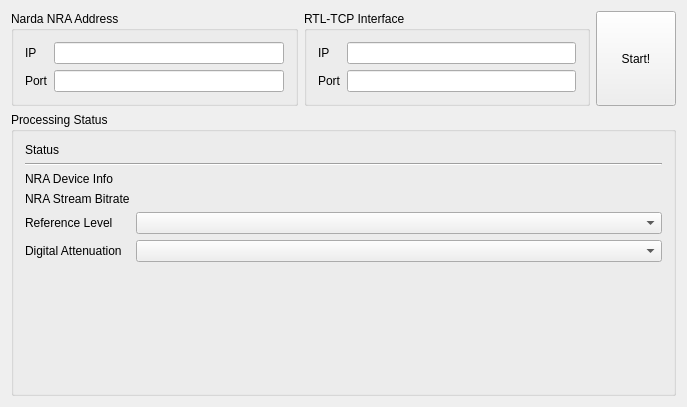
Qt form mainwindow.ui (AFUZ/NRAConnector) before a commit.
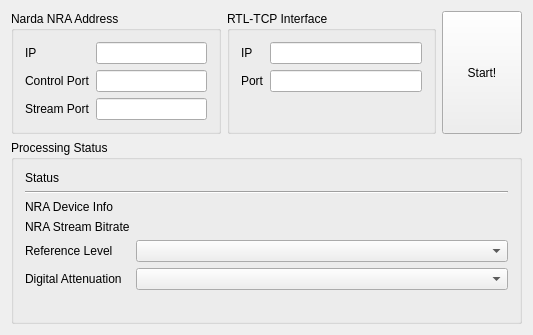
The same form after that commit.

Commit message: make NRA stream port configurable (was fixed to control-port + 1)

Diff of the .ui file:
```diff
--- a/mainwindow.ui
+++ b/mainwindow.ui
@@ -6,39 +6,70 @@
    <rect>
     <x>0</x>
     <y>0</y>
-    <width>687</width>
-    <height>407</height>
+    <width>533</width>
+    <height>335</height>
    </rect>
   </property>
   <property name="windowTitle">
    <string>afuz.org RTL-TCP Connector for Narda NRA</string>
   </property>
-  <layout class="QGridLayout" name="gridLayout" rowstretch="0,0">
+  <layout class="QGridLayout" name="gridLayout" rowstretch="0,1">
    <item row="0" column="0">
     <widget class="QGroupBox" name="groupBox">
      <property name="title">
       <string>Narda NRA Address</string>
      </property>
      <layout class="QGridLayout" name="gridLayout_2">
-      <item row="0" column="0">
-       <widget class="QLabel" name="label">
+      <item row="2" column="0">
+       <widget class="QLabel" name="label_10">
         <property name="text">
-         <string>IP</string>
+         <string>Stream Port</string>
+        </property>
+       </widget>
+      </item>
+      <item row="2" column="1">
+       <widget class="QLineEdit" name="nraStreamPort">
+        <property name="minimumSize">
+         <size>
+          <width>100</width>
+          <height>0</height>
+         </size>
         </property>
        </widget>
       </item>
       <item row="1" column="0">
        <widget class="QLabel" name="label_2">
         <property name="text">
-         <string>Port</string>
+         <string>Control Port</string>
         </property>
        </widget>
       </item>
       <item row="1" column="1">
-       <widget class="QLineEdit" name="nraPort"/>
+       <widget class="QLineEdit" name="nraPort">
+        <property name="minimumSize">
+         <size>
+          <width>100</width>
+          <height>0</height>
+         </size>
+        </property>
+       </widget>
       </item>
       <item row="0" column="1">
-       <widget class="QLineEdit" name="nraIP"/>
+       <widget class="QLineEdit" name="nraIP">
+        <property name="minimumSize">
+         <size>
+          <width>100</width>
+          <height>0</height>
+         </size>
+        </property>
+       </widget>
+      </item>
+      <item row="0" column="0">
+       <widget class="QLabel" name="label">
+        <property name="text">
+         <string>IP</string>
+        </property>
+       </widget>
       </item>
      </layout>
     </widget>
@@ -49,16 +80,6 @@
       <string>RTL-TCP Interface</string>
      </property>
      <layout class="QGridLayout" name="gridLayout_3">
-      <item row="1" column="0">
-       <widget class="QLabel" name="label_3">
-        <property name="text">
-         <string>Port</string>
-        </property>
-       </widget>
-      </item>
-      <item row="1" column="1">
-       <widget class="QLineEdit" name="rtlListenPort"/>
-      </item>
       <item row="0" column="0">
        <widget class="QLabel" name="label_4">
         <property name="text">
@@ -67,7 +88,44 @@
        </widget>
       </item>
       <item row="0" column="1">
-       <widget class="QLineEdit" name="rtlListenIP"/>
+       <widget class="QLineEdit" name="rtlListenIP">
+        <property name="minimumSize">
+         <size>
+          <width>100</width>
+          <height>0</height>
+         </size>
+        </property>
+       </widget>
+      </item>
+      <item row="1" column="0">
+       <widget class="QLabel" name="label_3">
+        <property name="text">
+         <string>Port</string>
+        </property>
+       </widget>
+      </item>
+      <item row="1" column="1">
+       <widget class="QLineEdit" name="rtlListenPort">
+        <property name="minimumSize">
+         <size>
+          <width>100</width>
+          <height>0</height>
+         </size>
+        </property>
+       </widget>
+      </item>
+      <item row="2" column="0" colspan="2">
+       <spacer name="verticalSpacer_2">
+        <property name="orientation">
+         <enum>Qt::Vertical</enum>
+        </property>
+        <property name="sizeHint" stdset="0">
+         <size>
+          <width>5</width>
+          <height>0</height>
+         </size>
+        </property>
+       </spacer>
       </item>
      </layout>
     </widget>
@@ -121,8 +179,8 @@
         </property>
         <property name="sizeHint" stdset="0">
          <size>
-          <width>20</width>
-          <height>40</height>
+          <width>5</width>
+          <height>0</height>
          </size>
         </property>
        </spacer>
```
Left out of the diff: 1 changed line with no effect on the pictures. The commit also changes 3 other files.
